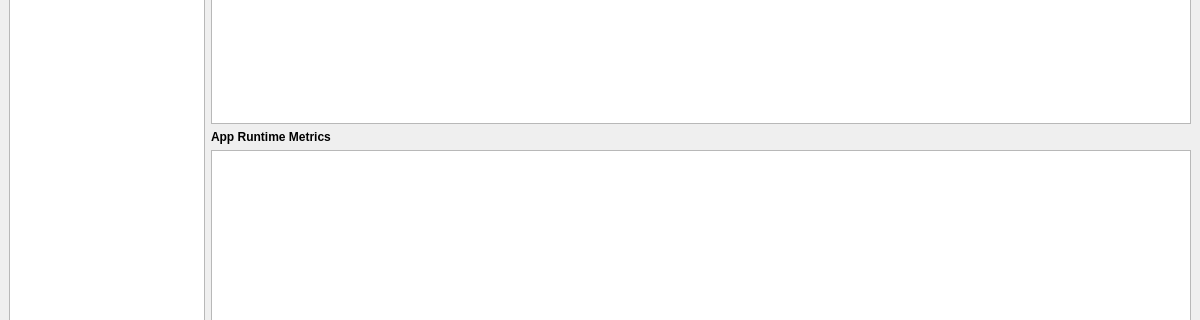
Old version of the form ui_scripts/obfuscator.ui in the repository clamismagic/ict2207-coursework2; both pictures show x 0 to 1200 and y 249 to 569 of the 1200 by 800 pixel window.
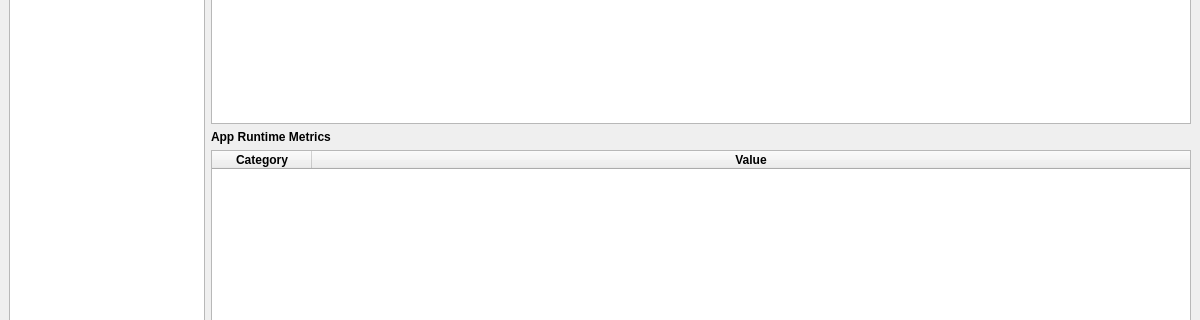
New version of the form.

```diff
--- a/ui_scripts/obfuscator.ui
+++ b/ui_scripts/obfuscator.ui
@@ -156,6 +156,31 @@
         <attribute name="horizontalHeaderVisible">
          <bool>true</bool>
         </attribute>
+        <attribute name="horizontalHeaderStretchLastSection">
+         <bool>true</bool>
+        </attribute>
+        <column>
+         <property name="text">
+          <string>Category</string>
+         </property>
+         <property name="font">
+          <font>
+           <weight>75</weight>
+           <bold>true</bold>
+          </font>
+         </property>
+        </column>
+        <column>
+         <property name="text">
+          <string>Value</string>
+         </property>
+         <property name="font">
+          <font>
+           <weight>75</weight>
+           <bold>true</bold>
+          </font>
+         </property>
+        </column>
        </widget>
       </item>
       <item row="1" column="0" rowspan="3">
```
Left out of the diff: 2 changed lines with no effect on the pictures.
